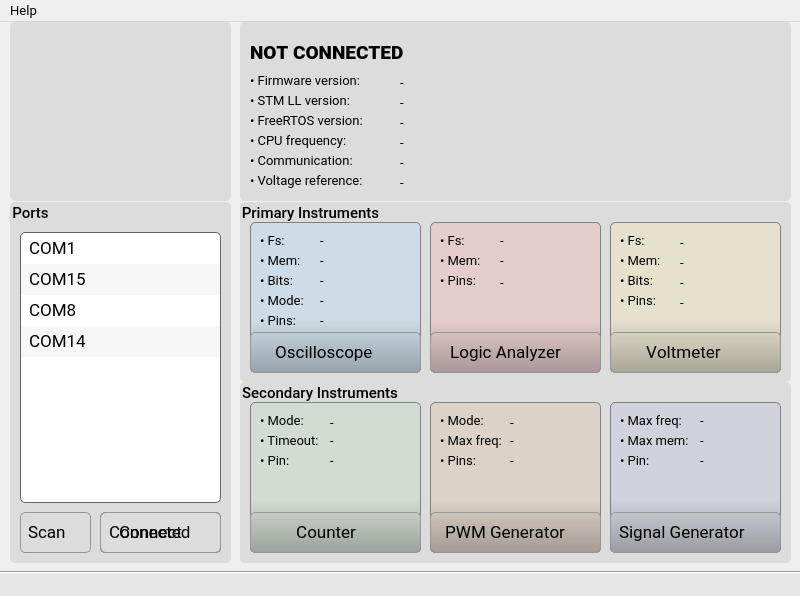
Qt form src/software-qt/EMBO/src/windows/window__main.ui (parezj/EMBO) before a commit.
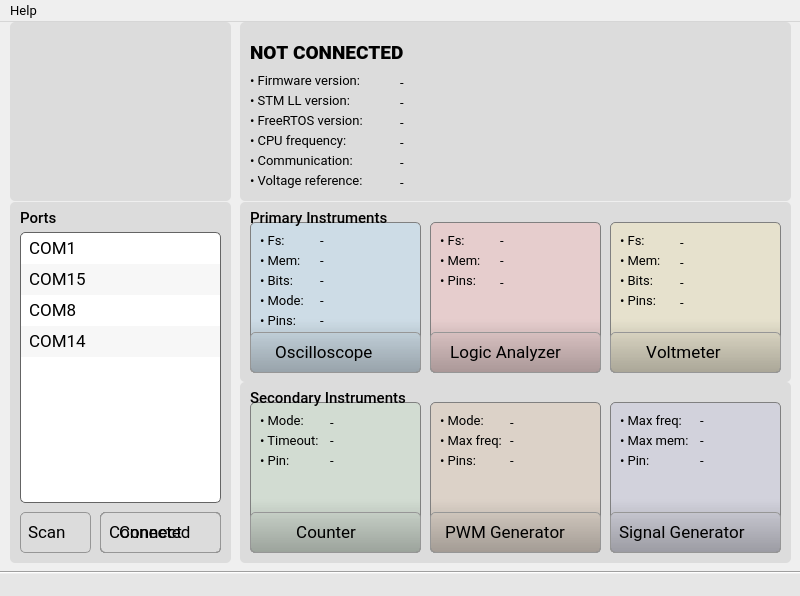
The same form after that commit. Icons and pictures are not drawn.

What changed in the file:
```diff
--- a/src/software-qt/EMBO/src/windows/window__main.ui
+++ b/src/software-qt/EMBO/src/windows/window__main.ui
@@ -73,7 +73,7 @@
 QGroupBox::title {subcontrol-origin: margin;left: 10px;padding: 0 3px 0 3px;}</string>
     </property>
     <property name="title">
-     <string>Ports</string>
+     <string/>
     </property>
     <widget class="QListWidget" name="listWidget_ports">
      <property name="geometry">
@@ -327,6 +327,25 @@
        <normaloff>:/main/img/power-off-green3.png</normaloff>:/main/img/power-off-green3.png</iconset>
      </property>
     </widget>
+    <widget class="QLabel" name="label_titlePorts">
+     <property name="geometry">
+      <rect>
+       <x>10</x>
+       <y>6</y>
+       <width>191</width>
+       <height>20</height>
+      </rect>
+     </property>
+     <property name="font">
+      <font>
+       <family>Roboto Medium</family>
+       <pointsize>11</pointsize>
+      </font>
+     </property>
+     <property name="text">
+      <string>Ports</string>
+     </property>
+    </widget>
    </widget>
    <widget class="QGroupBox" name="groupBox_device">
     <property name="geometry">
@@ -769,7 +788,7 @@
 QGroupBox::title {subcontrol-origin: margin;left: 10px;padding: 0 3px 0 3px;}</string>
     </property>
     <property name="title">
-     <string>Primary Instruments</string>
+     <string/>
     </property>
     <widget class="QGroupBox" name="groupBox_scope">
      <property name="geometry">
@@ -1666,6 +1685,25 @@
       </property>
      </widget>
     </widget>
+    <widget class="QLabel" name="label_titlePrimary">
+     <property name="geometry">
+      <rect>
+       <x>10</x>
+       <y>6</y>
+       <width>161</width>
+       <height>20</height>
+      </rect>
+     </property>
+     <property name="font">
+      <font>
+       <family>Roboto Medium</family>
+       <pointsize>11</pointsize>
+      </font>
+     </property>
+     <property name="text">
+      <string>Primary Instruments</string>
+     </property>
+    </widget>
    </widget>
    <widget class="QGroupBox" name="groupBox_instr2">
     <property name="geometry">
@@ -1697,7 +1735,7 @@
 QGroupBox::title {subcontrol-origin: margin;left: 10px;padding: 0 3px 0 3px;}</string>
     </property>
     <property name="title">
-     <string>Secondary Instruments</string>
+     <string/>
     </property>
     <widget class="QGroupBox" name="groupBox_pwm">
      <property name="geometry">
@@ -2440,6 +2478,25 @@
       </property>
      </widget>
     </widget>
+    <widget class="QLabel" name="label_titleSecondary">
+     <property name="geometry">
+      <rect>
+       <x>10</x>
+       <y>6</y>
+       <width>171</width>
+       <height>20</height>
+      </rect>
+     </property>
+     <property name="font">
+      <font>
+       <family>Roboto Medium</family>
+       <pointsize>11</pointsize>
+      </font>
+     </property>
+     <property name="text">
+      <string>Secondary Instruments</string>
+     </property>
+    </widget>
    </widget>
    <widget class="Line" name="line">
     <property name="geometry">
```
